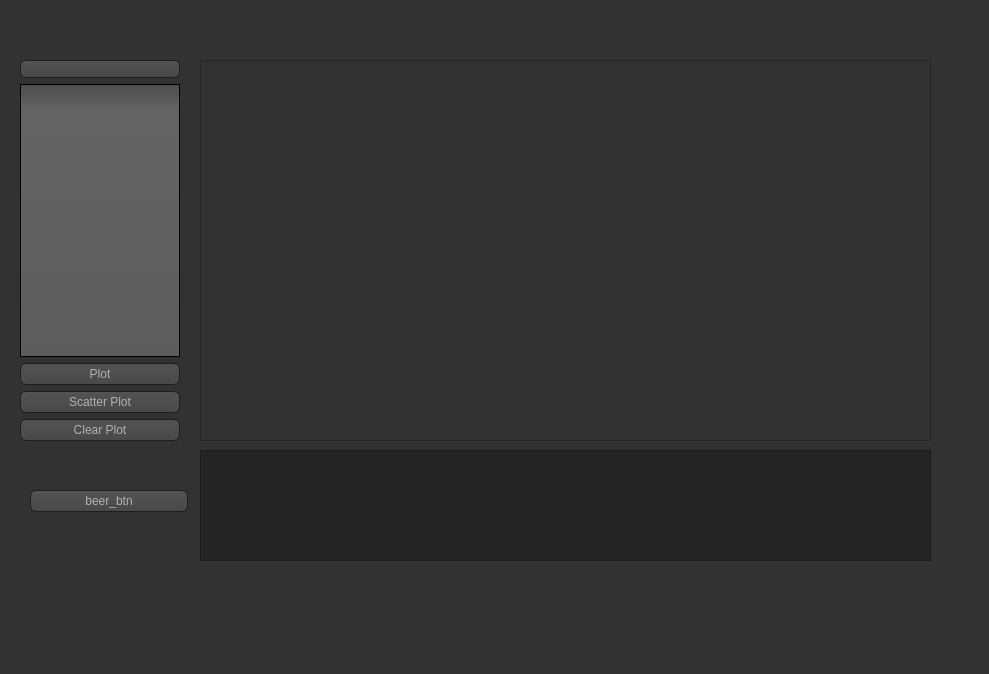
Qt form Verkefni3/ui/window.ui (thortom/T-316-GAVI) before a commit.
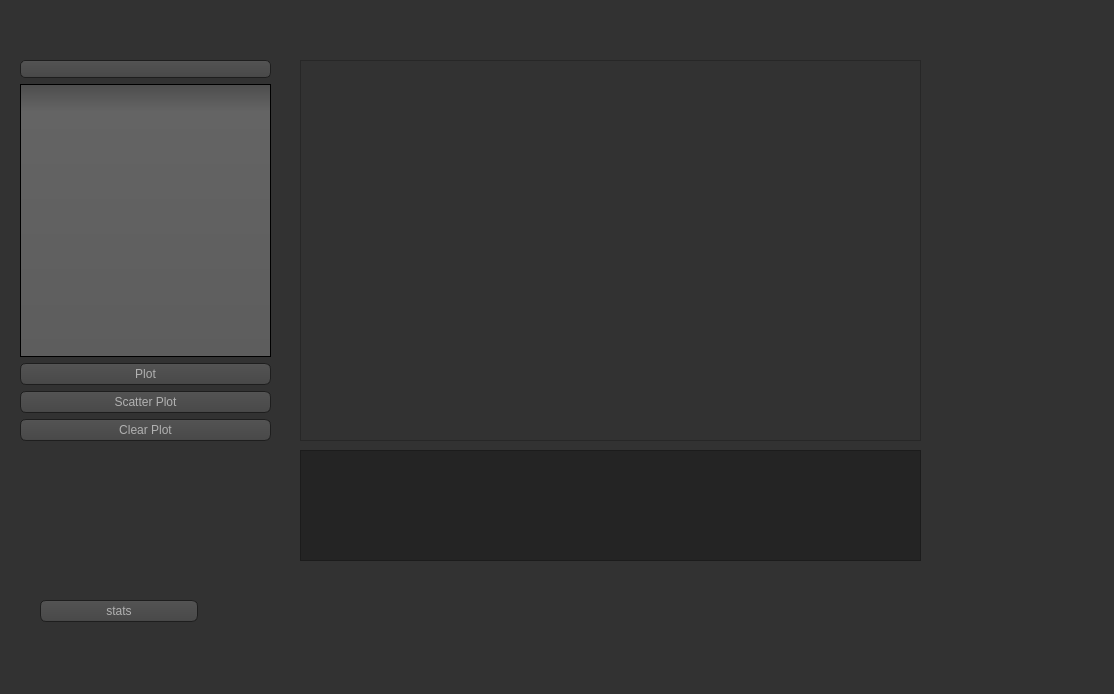
The same form after that commit. Icons and pictures are not drawn. Custom widgets are drawn as their Qt base class.

Commit message: bigger window

```diff
--- a/Verkefni3/ui/window.ui
+++ b/Verkefni3/ui/window.ui
@@ -6,8 +6,8 @@
    <rect>
     <x>0</x>
     <y>0</y>
-    <width>989</width>
-    <height>674</height>
+    <width>1114</width>
+    <height>694</height>
    </rect>
   </property>
   <property name="windowTitle">
@@ -478,9 +478,9 @@
    <widget class="PlotWidget" name="graphicsView">
     <property name="geometry">
      <rect>
-      <x>200</x>
+      <x>300</x>
       <y>60</y>
-      <width>731</width>
+      <width>621</width>
       <height>381</height>
      </rect>
     </property>
@@ -490,7 +490,7 @@
      <rect>
       <x>20</x>
       <y>60</y>
-      <width>160</width>
+      <width>251</width>
       <height>381</height>
      </rect>
     </property>
@@ -531,9 +531,9 @@
    <widget class="QTextBrowser" name="textBrowser">
     <property name="geometry">
      <rect>
-      <x>200</x>
+      <x>300</x>
       <y>450</y>
-      <width>731</width>
+      <width>621</width>
       <height>111</height>
      </rect>
     </property>
@@ -794,14 +794,14 @@
    <widget class="QPushButton" name="beer_btn">
     <property name="geometry">
      <rect>
-      <x>30</x>
-      <y>490</y>
+      <x>40</x>
+      <y>600</y>
       <width>158</width>
       <height>22</height>
      </rect>
     </property>
     <property name="text">
-     <string>beer_btn</string>
+     <string>stats</string>
     </property>
    </widget>
   </widget>
```
Left out of the diff: 2 changed lines with no effect on the pictures. The commit also changes 1 other file.
